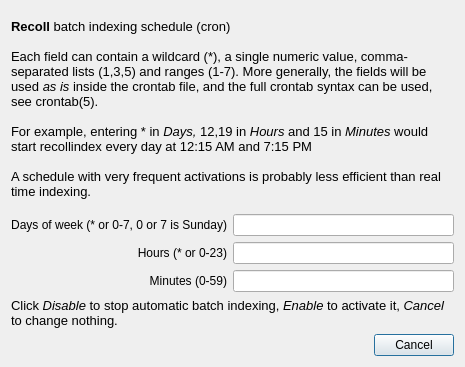
Old version of the form src/qtgui/crontool.ui in the repository spanner888/recoll.
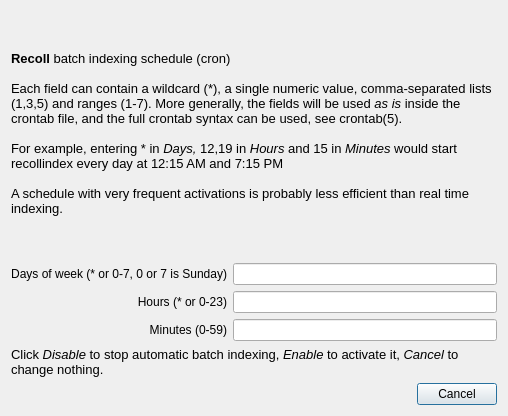
New version of the form.

Commit message: increased some dialog sizes to accomodate larger messages strings

Diff of the .ui file:
```diff
--- a/src/qtgui/crontool.ui
+++ b/src/qtgui/crontool.ui
@@ -6,8 +6,8 @@
    <rect>
     <x>0</x>
     <y>0</y>
-    <width>465</width>
-    <height>367</height>
+    <width>508</width>
+    <height>416</height>
    </rect>
   </property>
   <property name="windowTitle">
```
The commit also changes 4 other files.
